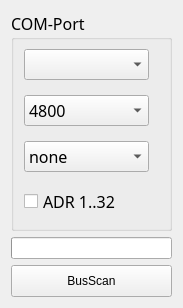
First picture: the form in UartSettingWidget.ui, repository byteman/WFace, before the edit.
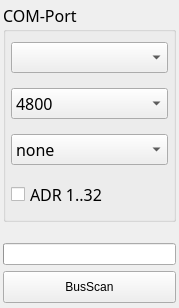
Second picture: the form after the edit.

Patch:
```diff
--- a/UartSettingWidget.ui
+++ b/UartSettingWidget.ui
@@ -10,22 +10,46 @@
     <height>308</height>
    </rect>
   </property>
+  <property name="sizePolicy">
+   <sizepolicy hsizetype="Preferred" vsizetype="Expanding">
+    <horstretch>0</horstretch>
+    <verstretch>0</verstretch>
+   </sizepolicy>
+  </property>
   <property name="windowTitle">
    <string>Form</string>
   </property>
   <layout class="QVBoxLayout" name="verticalLayout">
+   <property name="leftMargin">
+    <number>3</number>
+   </property>
+   <property name="topMargin">
+    <number>3</number>
+   </property>
+   <property name="rightMargin">
+    <number>3</number>
+   </property>
+   <property name="bottomMargin">
+    <number>5</number>
+   </property>
    <item>
     <widget class="QGroupBox" name="groupBox_2">
+     <property name="sizePolicy">
+      <sizepolicy hsizetype="Expanding" vsizetype="Expanding">
+       <horstretch>0</horstretch>
+       <verstretch>0</verstretch>
+      </sizepolicy>
+     </property>
      <property name="minimumSize">
       <size>
-       <width>161</width>
-       <height>220</height>
+       <width>0</width>
+       <height>0</height>
       </size>
      </property>
      <property name="maximumSize">
       <size>
-       <width>161</width>
-       <height>250</height>
+       <width>2000</width>
+       <height>2000</height>
       </size>
      </property>
      <property name="font">
@@ -46,17 +70,20 @@
       <set>Qt::AlignLeading|Qt::AlignLeft|Qt::AlignTop</set>
      </property>
      <layout class="QVBoxLayout" name="verticalLayout_2" stretch="2,2,2,1">
+      <property name="spacing">
+       <number>15</number>
+      </property>
       <property name="leftMargin">
-       <number>10</number>
+       <number>5</number>
       </property>
       <property name="topMargin">
-       <number>0</number>
+       <number>10</number>
       </property>
       <property name="rightMargin">
-       <number>20</number>
+       <number>5</number>
       </property>
       <property name="bottomMargin">
-       <number>0</number>
+       <number>10</number>
       </property>
       <item>
        <widget class="QComboBox" name="cbxPort"/>
@@ -123,17 +150,30 @@
      </layout>
     </widget>
    </item>
+   <item>
+    <spacer name="verticalSpacer">
+     <property name="orientation">
+      <enum>Qt::Vertical</enum>
+     </property>
+     <property name="sizeHint" stdset="0">
+      <size>
+       <width>20</width>
+       <height>40</height>
+      </size>
+     </property>
+    </spacer>
+   </item>
    <item>
     <widget class="QProgressBar" name="scanPb">
      <property name="sizePolicy">
-      <sizepolicy hsizetype="Fixed" vsizetype="Fixed">
+      <sizepolicy hsizetype="Expanding" vsizetype="Fixed">
        <horstretch>0</horstretch>
        <verstretch>0</verstretch>
       </sizepolicy>
      </property>
      <property name="minimumSize">
       <size>
-       <width>161</width>
+       <width>0</width>
        <height>0</height>
       </size>
      </property>
@@ -156,15 +196,21 @@
    </item>
    <item>
     <widget class="QPushButton" name="btnSearch">
+     <property name="sizePolicy">
+      <sizepolicy hsizetype="Expanding" vsizetype="Fixed">
+       <horstretch>0</horstretch>
+       <verstretch>0</verstretch>
+      </sizepolicy>
+     </property>
      <property name="minimumSize">
       <size>
-       <width>161</width>
+       <width>0</width>
        <height>32</height>
       </size>
      </property>
      <property name="maximumSize">
       <size>
-       <width>161</width>
+       <width>2000</width>
        <height>32</height>
       </size>
      </property>
```
